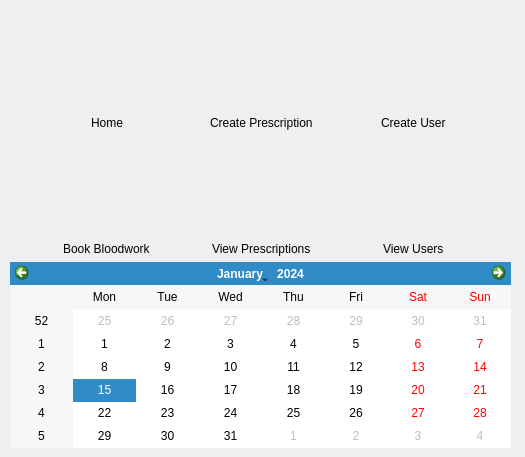
Qt form mainscreen.ui (dan-yates1/pharmacy-system) before a commit.
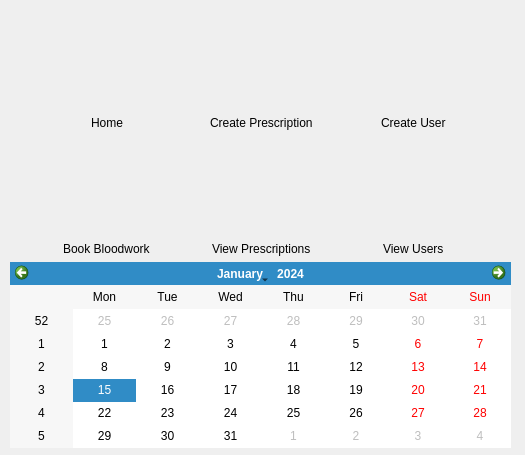
The same form after that commit. Icons and pictures are not drawn.

```diff
--- a/mainscreen.ui
+++ b/mainscreen.ui
@@ -7,7 +7,7 @@
     <x>0</x>
     <y>0</y>
     <width>525</width>
-    <height>457</height>
+    <height>455</height>
    </rect>
   </property>
   <property name="windowTitle">
```
